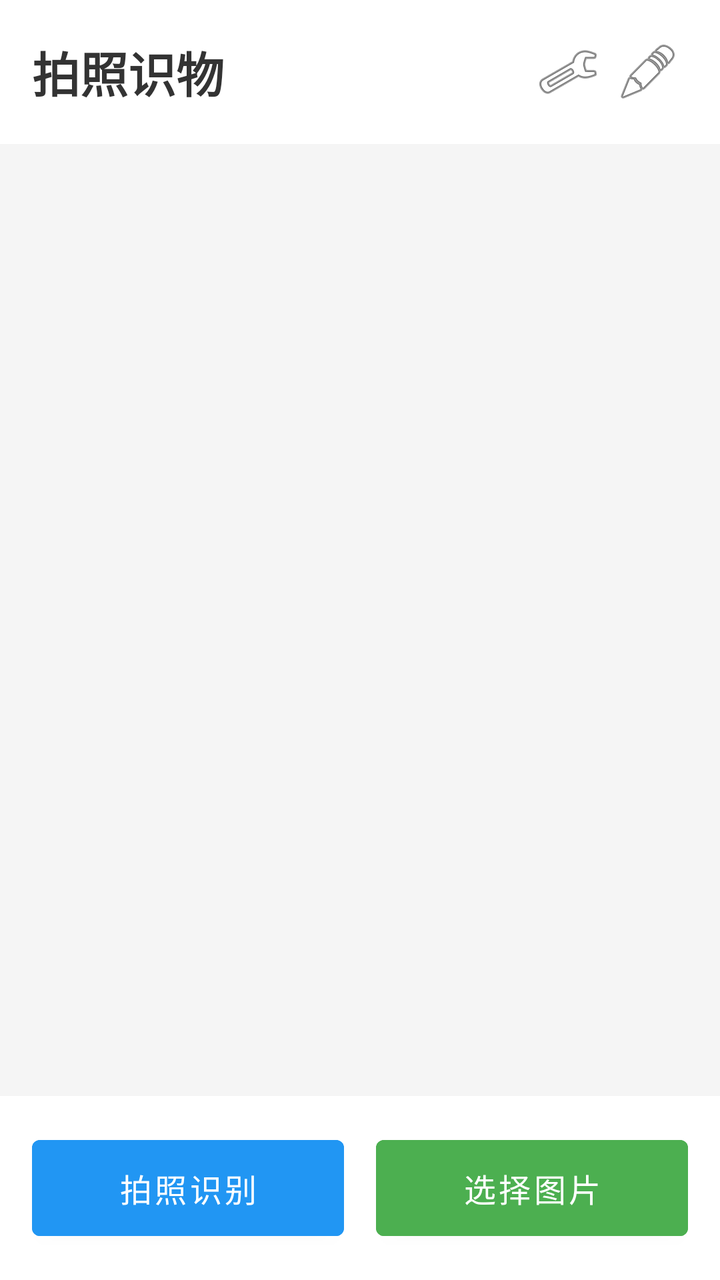
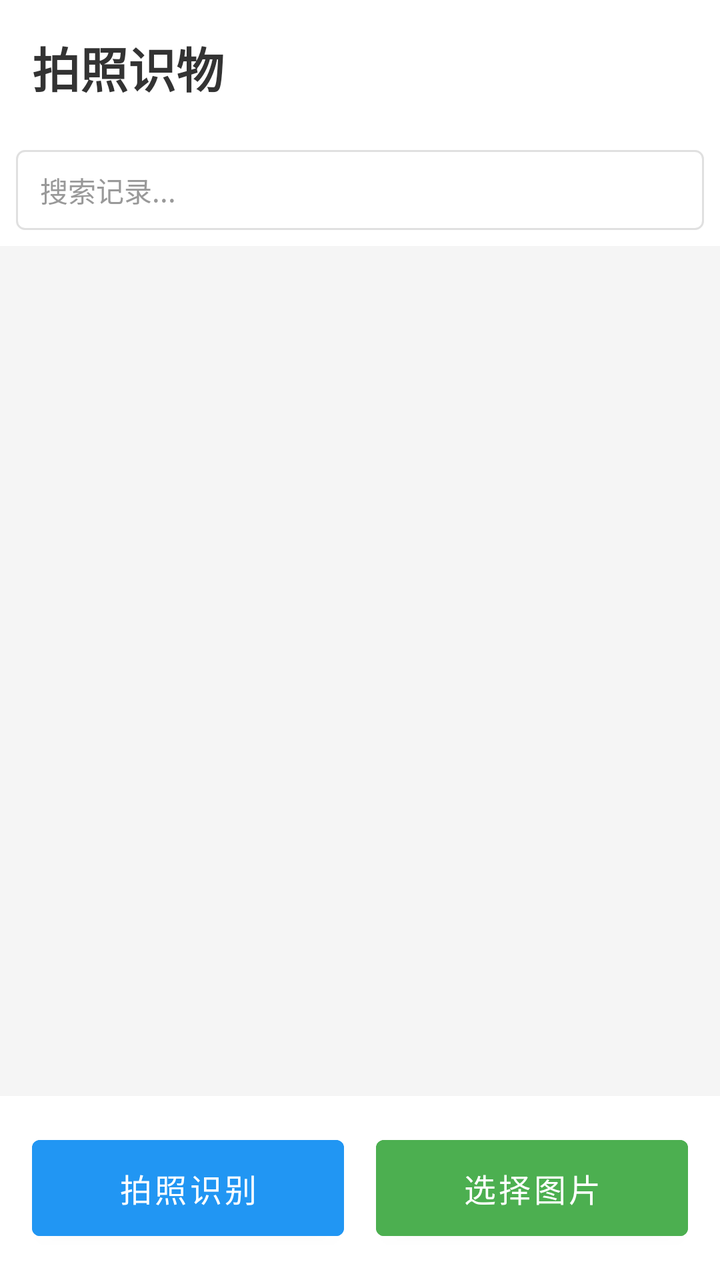

Compare the two renders of this Android layout. The source of the first and the diff that turns it into the second are given below.
<!-- AndroidManifest.xml: application theme Theme.ImageRecognition -->
<!-- res/layout/activity_main.xml -->
<?xml version="1.0" encoding="utf-8"?>
<LinearLayout xmlns:android="http://schemas.android.com/apk/res/android"
    android:layout_width="match_parent"
    android:layout_height="match_parent"
    android:orientation="vertical"
    android:background="#F5F5F5">

    
    <LinearLayout
        android:layout_width="match_parent"
        android:layout_height="wrap_content"
        android:orientation="horizontal"
        android:gravity="center_vertical"
        android:padding="16dp"
        android:background="#FFFFFF">

        <TextView
            android:layout_width="0dp"
            android:layout_height="wrap_content"
            android:layout_weight="1"
            android:text="拍照识物"
            android:textSize="24sp"
            android:textStyle="bold"
            android:textColor="#333333" />

        <ImageButton
            android:id="@+id/btnSettings"
            android:layout_width="40dp"
            android:layout_height="40dp"
            android:src="@android:drawable/ic_menu_preferences"
            android:background="?attr/selectableItemBackgroundBorderless"
            android:contentDescription="设置"
            android:onClick="onSettings" />

        <ImageButton
            android:id="@+id/btnTraining"
            android:layout_width="40dp"
            android:layout_height="40dp"
            android:src="@android:drawable/ic_menu_edit"
            android:background="?attr/selectableItemBackgroundBorderless"
            android:contentDescription="训练"
            android:onClick="onTraining" />
    </LinearLayout>

    
    <ListView
        android:id="@+id/listHistory"
        android:layout_width="match_parent"
        android:layout_height="0dp"
        android:layout_weight="1"
        android:padding="8dp"
        android:divider="@android:color/transparent"
        android:dividerHeight="8dp" />

    
    <TextView
        android:id="@+id/tvEmpty"
        android:layout_width="match_parent"
        android:layout_height="0dp"
        android:layout_weight="1"
        android:text="暂无识别记录\n\n点击下方按钮开始识别"
        android:textSize="16sp"
        android:textColor="#999999"
        android:gravity="center"
        android:visibility="gone" />

    
    <LinearLayout
        android:layout_width="match_parent"
        android:layout_height="wrap_content"
        android:orientation="horizontal"
        android:padding="16dp"
        android:background="#FFFFFF">

        <Button
            android:id="@+id/btnTakePhoto"
            android:layout_width="0dp"
            android:layout_height="60dp"
            android:layout_weight="1"
            android:text="拍照识别"
            android:backgroundTint="#2196F3"
            android:textColor="#FFFFFF"
            android:textSize="16sp"
            android:onClick="onTakePhoto" />

        <View
            android:layout_width="16dp"
            android:layout_height="0dp" />

        <Button
            android:id="@+id/btnSelectImage"
            android:layout_width="0dp"
            android:layout_height="60dp"
            android:layout_weight="1"
            android:text="选择图片"
            android:backgroundTint="#4CAF50"
            android:textColor="#FFFFFF"
            android:textSize="16sp"
            android:onClick="onSelectImage" />
    </LinearLayout>
</LinearLayout>
<!-- resources referenced by this layout -->
<resources>
  <style name="Theme.ImageRecognition" parent="Theme.MaterialComponents.DayNight.NoActionBar">
          <item name="colorPrimary">@color/colorPrimary</item>
          <item name="colorPrimaryDark">@color/colorPrimaryDark</item>
          <item name="colorAccent">@color/colorAccent</item>
      </style>
  <color name="colorPrimary">#6200EE</color>
  <color name="colorPrimaryDark">#3700B3</color>
  <color name="colorAccent">#03DAC5</color>
</resources>

<!-- the commit's change to res/layout/activity_main.xml (unified diff, before → after) -->
@@ -22,24 +22,30 @@
             android:textSize="24sp"
             android:textStyle="bold"
             android:textColor="#333333" />
+    </LinearLayout>
 
-        <ImageButton
-            android:id="@+id/btnSettings"
-            android:layout_width="40dp"
+    
+    <LinearLayout
+        android:layout_width="match_parent"
+        android:layout_height="wrap_content"
+        android:orientation="horizontal"
+        android:padding="8dp"
+        android:background="#FFFFFF">
+
+        <EditText
+            android:id="@+id/etSearch"
+            android:layout_width="0dp"
             android:layout_height="40dp"
-            android:src="@android:drawable/ic_menu_preferences"
-            android:background="?attr/selectableItemBackgroundBorderless"
-            android:contentDescription="设置"
-            android:onClick="onSettings" />
-
-        <ImageButton
-            android:id="@+id/btnTraining"
-            android:layout_width="40dp"
-            android:layout_height="40dp"
-            android:src="@android:drawable/ic_menu_edit"
-            android:background="?attr/selectableItemBackgroundBorderless"
-            android:contentDescription="训练"
-            android:onClick="onTraining" />
+            android:layout_weight="1"
+            android:hint="搜索记录..."
+            android:textSize="14sp"
+            android:textColor="#333333"
+            android:textColorHint="#999999"
+            android:background="@drawable/edit_bg"
+            android:paddingStart="12dp"
+            android:paddingEnd="12dp"
+            android:inputType="text"
+            android:singleLine="true" />
     </LinearLayout>
 
     
@@ -98,4 +104,5 @@
             android:textSize="16sp"
             android:onClick="onSelectImage" />
     </LinearLayout>
+
 </LinearLayout>
<!-- resource entries referenced after the edit -->
@@ -1,5 +1,13 @@
 <!-- resources referenced by this layout -->
 <resources>
+  <!-- drawable edit_bg (drawable) -->
+  <?xml version="1.0" encoding="utf-8"?>
+  <shape xmlns:android="http://schemas.android.com/apk/res/android"
+      android:shape="rectangle">
+      <solid android:color="#FFFFFF" />
+      <stroke android:width="1dp" android:color="#E0E0E0" />
+      <corners android:radius="4dp" />
+  </shape>
   <style name="Theme.ImageRecognition" parent="Theme.MaterialComponents.DayNight.NoActionBar">
           <item name="colorPrimary">@color/colorPrimary</item>
           <item name="colorPrimaryDark">@color/colorPrimaryDark</item>
